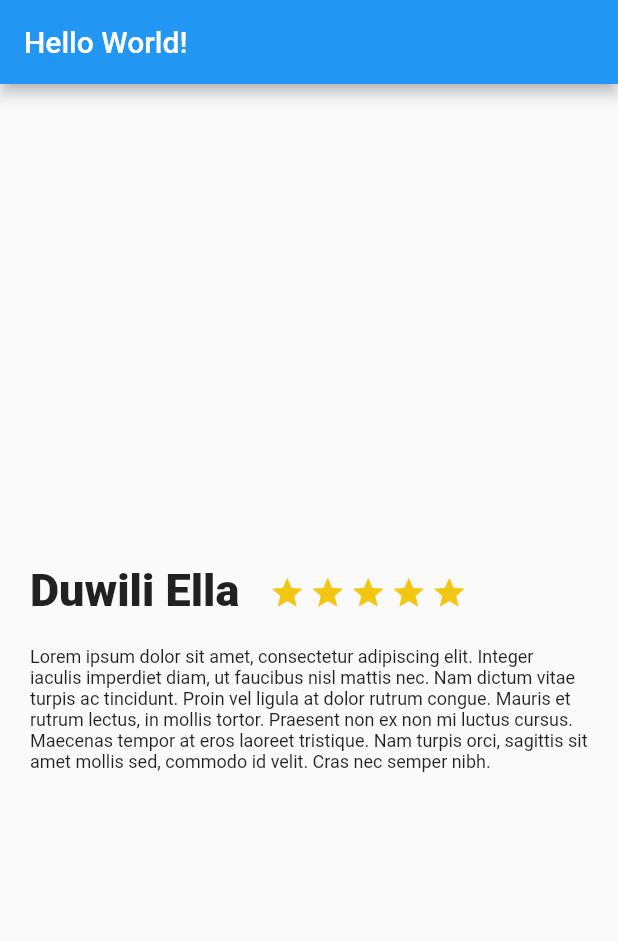
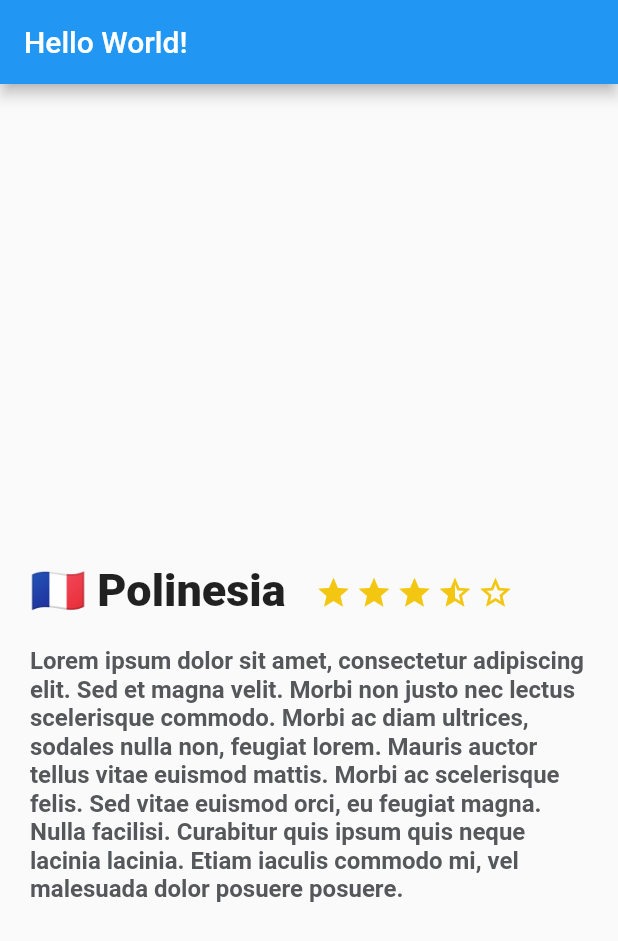
Before and after one commit to SebastianBC09/Flutter-App, a Flutter app: the screen it shows after launch, on a phone screen of 412 x 824 dp. Shown: the top 941 px of the screen. Run offline on Flutter 3.47's test engine with Material 2 defaults, Android fonts, the phone set to English and light mode, and no system bars.

Commit message:
➕ADD: Constructor for widget & new type of stars.

```diff
--- a/lib/description_place.dart
+++ b/lib/description_place.dart
@@ -1,10 +1,40 @@
 import 'package:flutter/material.dart';
 
 class DescriptionPlace extends StatelessWidget {
-  const DescriptionPlace({Key? key}) : super(key: key);
+  final String namePlace;
+  final int rating;
+  final String descriptionPlace;
+  const DescriptionPlace(
+      {Key? key,
+      required this.namePlace,
+      required this.rating,
+      required this.descriptionPlace})
+      : super(key: key);
 
   @override
   Widget build(BuildContext context) {
+    final borderStar = Container(
+      margin: const EdgeInsets.only(
+        top: 323.0,
+        right: 3.0,
+      ),
+      child: const Icon(
+        Icons.star_border,
+        color: Color(0xFFF2C611),
+      ),
+    );
+
+    final halfStar = Container(
+      margin: const EdgeInsets.only(
+        top: 323.0,
+        right: 3.0,
+      ),
+      child: const Icon(
+        Icons.star_half,
+        color: Color(0xFFF2C611),
+      ),
+    );
+
     final star = Container(
       margin: const EdgeInsets.only(
         top: 323.0,
@@ -22,12 +52,12 @@ class DescriptionPlace extends StatelessWidget {
         left: 20.0,
         right: 20.0,
       ),
-      child: const Text(
-        "Lorem ipsum dolor sit amet, consectetur adipiscing elit. Integer iaculis imperdiet diam, ut faucibus nisl mattis nec. Nam dictum vitae turpis ac tincidunt. Proin vel ligula at dolor rutrum congue. Mauris et rutrum lectus, in mollis tortor. Praesent non ex non mi luctus cursus. Maecenas tempor at eros laoreet tristique. Nam turpis orci, sagittis sit amet mollis sed, commodo id velit. Cras nec semper nibh.",
-        style: TextStyle(
-          fontSize: 12.0,
-        ),
-        textAlign: TextAlign.left,
+      child: Text(
+        descriptionPlace,
+        style: const TextStyle(
+            fontSize: 16.0,
+            fontWeight: FontWeight.bold,
+            color: Color(0xFF56575A)),
       ),
     );
 
@@ -39,9 +69,9 @@ class DescriptionPlace extends StatelessWidget {
             left: 20.0,
             right: 20.0,
           ),
-          child: const Text(
-            "Duwili Ella",
-            style: TextStyle(
+          child: Text(
+            namePlace,
+            style: const TextStyle(
               fontSize: 30.0,
               fontWeight: FontWeight.w900,
             ),
@@ -49,20 +79,16 @@ class DescriptionPlace extends StatelessWidget {
           ),
         ),
         Row(
-          children: <Widget>[star, star, star, star, star],
+          children: <Widget>[star, star, star, halfStar, borderStar],
         ),
       ],
     );
 
-    final decriptionContent = Container(
-      child: Column(
-        children: <Widget>[
-          placeTitle,
-          description,
-        ],
-      ),
+    return Column(
+      children: <Widget>[
+        placeTitle,
+        description,
+      ],
     );
-
-    return decriptionContent;
   }
 }
--- a/lib/main.dart
+++ b/lib/main.dart
@@ -12,6 +12,9 @@ class MyApp extends StatelessWidget {
 
   @override
   Widget build(BuildContext context) {
+    String descriptionDummy =
+        "Lorem ipsum dolor sit amet, consectetur adipiscing elit. Sed et magna velit. Morbi non justo nec lectus scelerisque commodo. Morbi ac diam ultrices, sodales nulla non, feugiat lorem. Mauris auctor tellus vitae euismod mattis. Morbi ac scelerisque felis. Sed vitae euismod orci, eu feugiat magna. Nulla facilisi. Curabitur quis ipsum quis neque lacinia lacinia. Etiam iaculis commodo mi, vel malesuada dolor posuere posuere.";
+
     return MaterialApp(
       title: 'Platzi Trips',
       theme: ThemeData(
@@ -21,6 +24,11 @@ class MyApp extends StatelessWidget {
         appBar: AppBar(
           title: const Text("Hello World!"),
         ),
-            body: (const DescriptionPlace())));
+        body: DescriptionPlace(
+            namePlace: "🇫🇷 Polinesia",
+            rating: 4,
+            descriptionPlace: descriptionDummy),
+      ),
+    );
   }
 }
```
Lines whose indentation alone changed are shown as unchanged.
